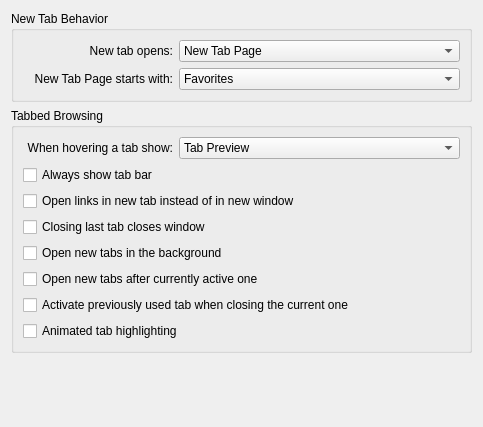
The window that src/settings/settings_tabs.ui (KDE/rekonq) describes before a commit, drawn with Qt 5.
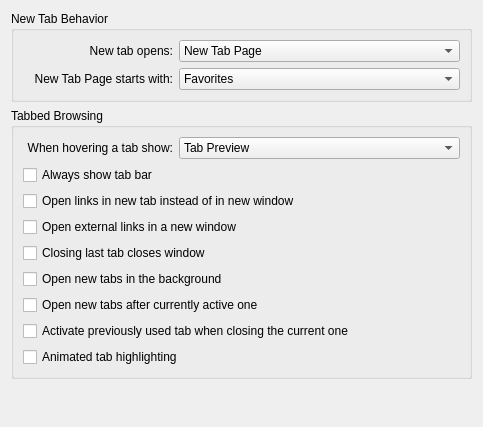
The same window after the commit. Custom widgets are drawn as their Qt base class.

Commit message:
Option to open links from external apps in new window
Initial patch by Pali Rohar. Thanks :D

The edit to the form file:
```diff
--- a/src/settings/settings_tabs.ui
+++ b/src/settings/settings_tabs.ui
@@ -197,6 +197,13 @@
         </property>
        </widget>
       </item>
+      <item>
+       <widget class="QCheckBox" name="kcfg_openExternalLinksInNewWindow">
+        <property name="text">
+         <string>Open external links in a new window</string>
+        </property>
+       </widget>
+      </item>
       <item>
        <widget class="QCheckBox" name="kcfg_lastTabClosesWindow">
         <property name="text">
```
The commit also changes 2 other files.
